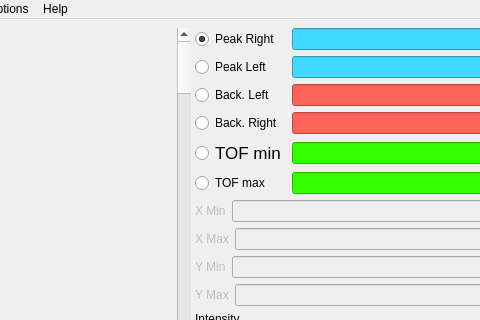
Before: the Qt Designer form Code/Mantid/MantidQt/RefDetectorViewer/inc/MantidQtRefDetectorViewer/ImageView.ui in mantidproject/mantid, drawn with Qt 5; both pictures show x 97 to 577 and y 0 to 320 of the 1251 by 919 pixel window.
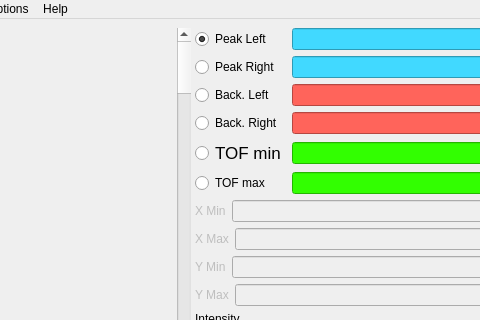
After: the same form once the commit is applied. Custom widgets are drawn as their Qt base class.

Commit message: Trying  to find problem with REFM finding runs and still working on 2d view for REFL and REFM. This refs #5801

The edit to the form file:
```diff
--- a/Code/Mantid/MantidQt/RefDetectorViewer/inc/MantidQtRefDetectorViewer/ImageView.ui
+++ b/Code/Mantid/MantidQt/RefDetectorViewer/inc/MantidQtRefDetectorViewer/ImageView.ui
@@ -226,7 +226,7 @@
           <item>
            <layout class="QGridLayout" name="gridLayout_6">
             <item row="0" column="0">
-             <widget class="QRadioButton" name="radioButton_peakRight">
+             <widget class="QRadioButton" name="radioButton_peakLeft">
               <property name="maximumSize">
                <size>
                 <width>150</width>
@@ -240,7 +240,7 @@
                </size>
               </property>
               <property name="text">
-               <string>Peak Right</string>
+               <string>Peak Left</string>
               </property>
               <property name="checked">
                <bool>true</bool>
@@ -344,25 +344,6 @@
               </property>
              </widget>
             </item>
-            <item row="1" column="0">
-             <widget class="QRadioButton" name="radioButton_peakLeft">
-              <property name="maximumSize">
-               <size>
-                <width>150</width>
-                <height>16777215</height>
-               </size>
-              </property>
-              <property name="sizeIncrement">
-               <size>
-                <width>150</width>
-                <height>0</height>
-               </size>
-              </property>
-              <property name="text">
-               <string>Peak Left</string>
-              </property>
-             </widget>
-            </item>
             <item row="1" column="1">
              <widget class="QLineEdit" name="lineEdit_peakRight">
               <property name="styleSheet">
@@ -398,6 +379,25 @@
               </property>
              </widget>
             </item>
+            <item row="1" column="0">
+             <widget class="QRadioButton" name="radioButton_peakRight">
+              <property name="maximumSize">
+               <size>
+                <width>150</width>
+                <height>16777215</height>
+               </size>
+              </property>
+              <property name="sizeIncrement">
+               <size>
+                <width>150</width>
+                <height>0</height>
+               </size>
+              </property>
+              <property name="text">
+               <string>Peak Right</string>
+              </property>
+             </widget>
+            </item>
            </layout>
           </item>
           <item>
```
The commit also changes 5 other files.
